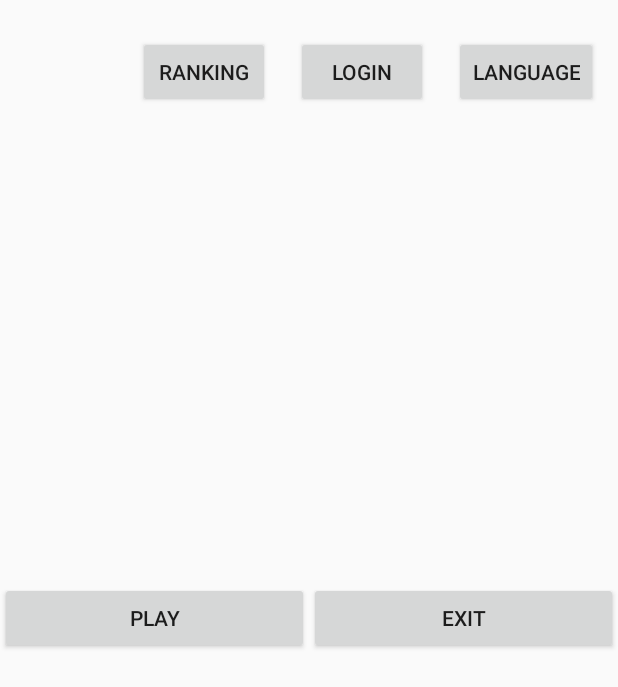
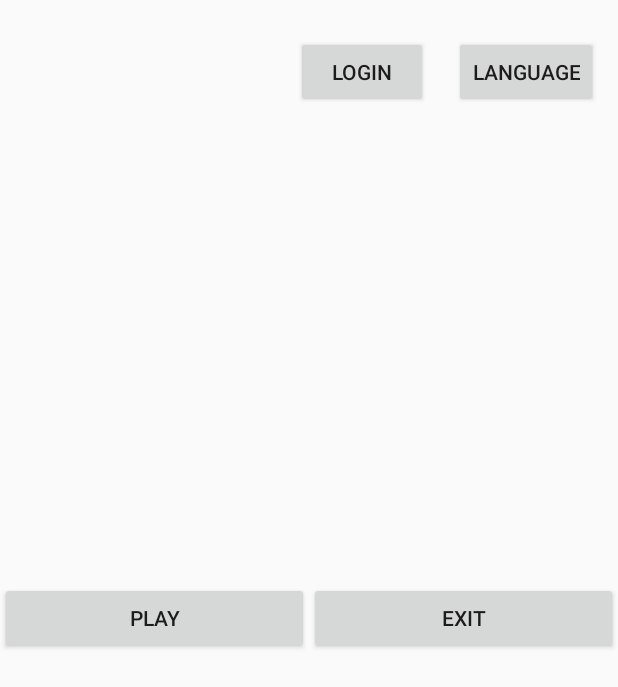
Before and after one commit to JaChiKore/cvc-game-hunting-words, an Android app: the fragment Init shown on its own in the app's theme, after a tap on "PLAY", on a phone screen of 412 x 824 dp. Shown: the top 687 px of the screen. Run offline under Robolectric (Android 15) with nearby library versions, the phone set to English and light mode, and no system bars; our stand-ins replace ButterKnife; network calls fail; 1 statement that could not run was skipped.

Commit message:
Moved classification button

```diff
--- a/app/src/main/java/edu/uab/cvc/huntingwords/presenters/InitPresenter.java
+++ /dev/null
@@ -1,9 +0,0 @@
-package edu.uab.cvc.huntingwords.presenters;
-
-/**
- * Created by carlosb on 19/04/18.
- */
-
-public interface InitPresenter {
-    void updateRanking();
-}
--- a/app/src/main/java/edu/uab/cvc/huntingwords/presenters/PlayPresenter.java
+++ b/app/src/main/java/edu/uab/cvc/huntingwords/presenters/PlayPresenter.java
@@ -14,4 +14,8 @@ public interface PlayPresenter {
     void runMatchGame();
 
     void runDifferenceGame();
+
+    void updateMatchRanking();
+
+    void updateDifferenceRanking();
 }
--- a/app/src/main/java/edu/uab/cvc/huntingwords/presenters/callbacks/TotalRankingCallback.java
+++ b/app/src/main/java/edu/uab/cvc/huntingwords/presenters/callbacks/TotalRankingCallback.java
@@ -10,5 +10,5 @@ import java.util.List;
 
 
 public interface TotalRankingCallback {
-    void updateTotalRanking(List<Pair<String, String>> rankingMatch, List<Pair<String,String>> rankingDifference);
+    void updateTotalRanking(List<Pair<String, String>> ranking);
 }
--- a/app/src/main/java/edu/uab/cvc/huntingwords/screens/views/PlayView.java
+++ b/app/src/main/java/edu/uab/cvc/huntingwords/screens/views/PlayView.java
@@ -1,4 +1,8 @@
 package edu.uab.cvc.huntingwords.screens.views;
+
+import android.util.Pair;
+
+import java.util.List;
 
 /**
  * Created by carlosb on 17/04/18.
@@ -6,6 +10,6 @@ package edu.uab.cvc.huntingwords.screens.views;
 
 public interface PlayView {
     void runMatchGame();
-
     void runDifferenceGame();
+    void totalRanking(List<Pair<String, String>> scoreList);
 }
--- a/app/src/main/res/layout/init_fragment.xml
+++ b/app/src/main/res/layout/init_fragment.xml
@@ -7,18 +7,6 @@
         <RelativeLayout
             android:layout_width="match_parent"
             android:layout_height="match_parent">
-            <Button
-                android:id="@+id/ranking"
-                android:layout_width="wrap_content"
-                android:layout_height="wrap_content"
-                android:layout_alignBaseline="@+id/language"
-                android:layout_alignBottom="@+id/language"
-                android:layout_marginEnd="17dp"
-                android:layout_marginRight="17dp"
-                android:layout_toLeftOf="@+id/login"
-                android:layout_toStartOf="@+id/login"
-                android:text="@string/ranking" />
-
 
             <Button
                 android:id="@+id/login"
```
Also changed, not shown: app/src/main/java/edu/uab/cvc/huntingwords/presenters/InitPresenterImpl.java (deleted, +0 -27 lines), app/src/main/java/edu/uab/cvc/huntingwords/presenters/PlayPresenterImpl.java (+23 -0 lines), app/src/main/java/edu/uab/cvc/huntingwords/screens/fragments/Init.java (+0 -13 lines), app/src/main/java/edu/uab/cvc/huntingwords/screens/fragments/Play.java (+43 -16 lines), app/src/main/java/edu/uab/cvc/huntingwords/tasks/GetTotalRanking.java (+10 -5 lines), app/src/main/res/layout/play_fragment.xml (+12 -0 lines).
